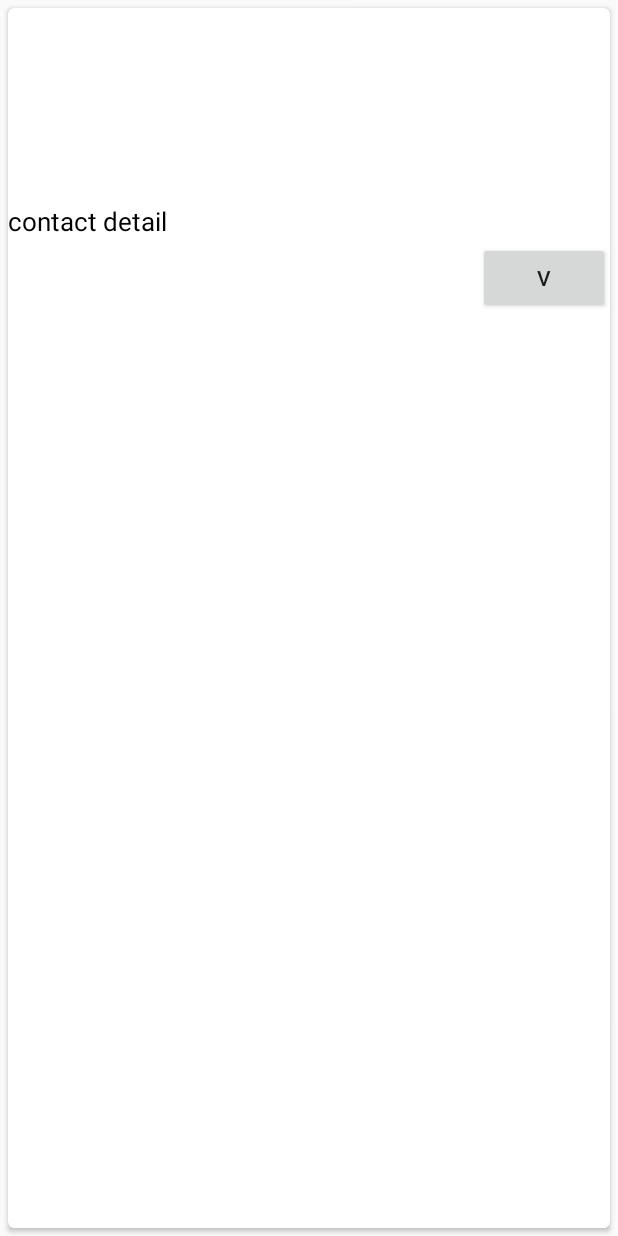
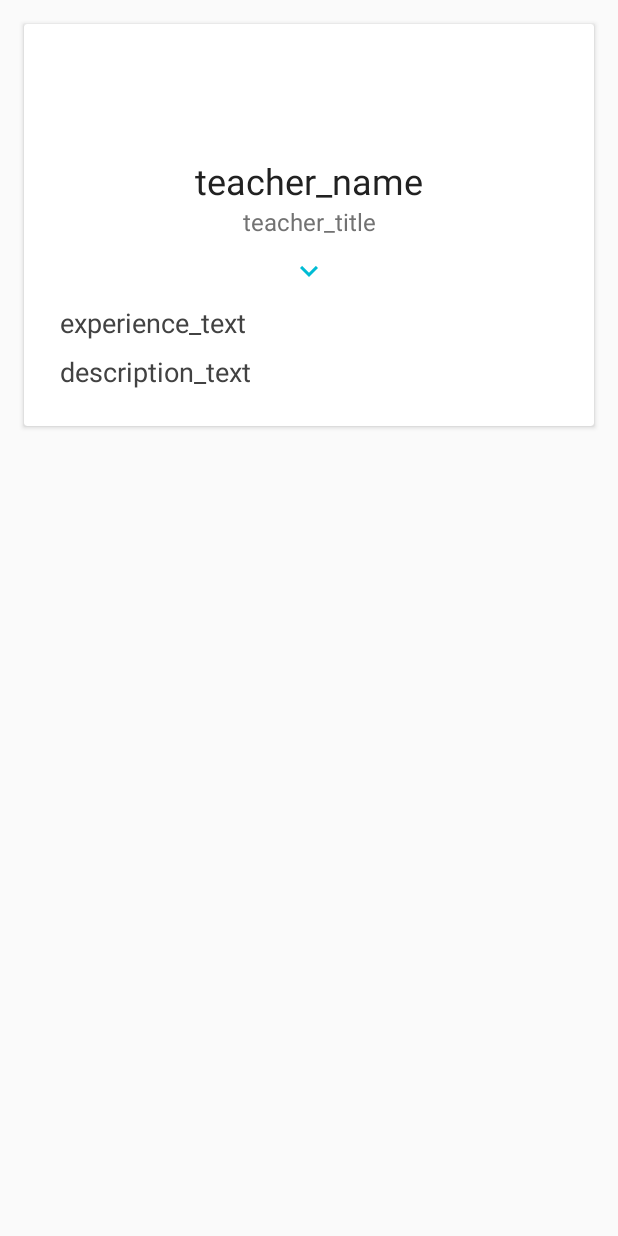
Before and after one commit to GiantCroissant/7Funs-Android, an Android app: the layout cardview_instructor_section_overview.xml on its own in the app's theme, with its tools: preview values and no code run, on a phone screen of 412 x 824 dp. Run offline under Robolectric (Android 15) with nearby library versions, the phone set to English and light mode, and no system bars.

Commit message:
Update UI

```diff
--- a/android7funs/app/src/main/kotlin/com/giantcroissant/sevenfuns/app/InstructorSectionOverviewFragment.kt
+++ b/android7funs/app/src/main/kotlin/com/giantcroissant/sevenfuns/app/InstructorSectionOverviewFragment.kt
@@ -1,5 +1,7 @@
 package com.giantcroissant.sevenfuns.app
 
+import android.graphics.drawable.Drawable
+import android.media.Image
 import android.net.Uri
 import android.os.Bundle
 import android.support.v4.app.Fragment
@@ -11,6 +13,7 @@ import android.view.View
 import android.view.ViewGroup
 import com.bumptech.glide.Glide
 import com.github.salomonbrys.kotson.fromJson
+import com.google.android.youtube.player.internal.i
 import com.google.gson.Gson
 import kotlinx.android.synthetic.main.cardview_instructor_section_overview.view.*
 import kotlinx.android.synthetic.main.fragment_instructor_section_overview.view.*
@@ -98,39 +101,29 @@ class InstructorSectionOverviewFragment : Fragment() {
             return ViewHolder(view)
         }
 
-        override fun onBindViewHolder(viewHolder: ViewHolder, i: Int) {
-            val r = instructorList[i]
+        override fun onBindViewHolder(viewHolder: ViewHolder, position: Int) {
+            val teacher = instructorList[position]
 
-            viewHolder.view.instructorSectionOverviewCardViewTitle?.text = r.name
-            val imagePath = "file:///android_asset/instructors/" + r.image + ".png"
+            viewHolder.view.teacher_name?.text = teacher.name
+            viewHolder.view.experience_text?.text = teacher.experience
+            viewHolder.view.description_text?.text = teacher.description
+            viewHolder.view.teacher_title?.text = teacher.currentTitle
+            viewHolder.view.teacher_title?.visibility = if (teacher.currentTitle.isEmpty()) View.GONE else View.VISIBLE
+            viewHolder.view.teacher_details_container.visibility = if (viewHolder.clicked) View.VISIBLE else View.GONE
 
+            val imagePath = "file:///android_asset/instructors/" + teacher.image + ".png"
             Glide.with(activity?.applicationContext)
                 .load(Uri.parse(imagePath))
                 .centerCrop()
                 .fitCenter()
-                .into(viewHolder.view.instructorSectionOverviewCardViewImage)
+                .into(viewHolder.view.teacher_image)
 
-            viewHolder.view.instructorSectionOverviewCardViewExpand?.setOnClickListener { x ->
-                if (viewHolder.clicked) {
-                    viewHolder.view.instructorSectionOverviewCardViewCurrentTitle?.text = ""
-                    viewHolder.view.instructorSectionOverviewCardViewExperience?.text = ""
-                    viewHolder.view.instructorSectionOverviewCardViewDescription?.text = ""
+            viewHolder.view.expand_button.setOnClickListener {
+                viewHolder.clicked = !viewHolder.clicked
 
-                    viewHolder.clicked = false
-
-                } else {
-                    viewHolder.view.instructorSectionOverviewCardViewCurrentTitle?.text = r.currentTitle
-                    viewHolder.view.instructorSectionOverviewCardViewExperience?.text = r.experience
-                    viewHolder.view.instructorSectionOverviewCardViewDescription?.text = r.description
-
-                    viewHolder.clicked = true
-                }
-                //                (activity as? AppCompatActivity)?.let {
-                //                    val intent = Intent(x.context, RecipesDetailActivity::class.java)
-                //                    intent?.putExtra("recipes", RecipesParcelable(r.id, r.title))
-                //
-                //                    x.context.startActivity(intent)
-                //                }
+                val src = if (viewHolder.clicked) R.drawable.ic_expand_less_black_24dp else R.drawable.ic_expand_more_black_24dp
+                viewHolder.view.expand_button.setImageResource(src)
+                viewHolder.view.teacher_details_container.visibility = if (viewHolder.clicked) View.VISIBLE else View.GONE
             }
         }
 
--- /dev/null
+++ b/android7funs/app/src/main/res/drawable/drawer_selectable_item_background.xml
@@ -0,0 +1,5 @@
+<?xml version="1.0" encoding="utf-8"?>
+<selector xmlns:android="http://schemas.android.com/apk/res/android">
+    <item android:drawable="@android:color/white" android:state_pressed="true"/>
+    <item android:drawable="@android:color/transparent"/>
+</selector>
--- a/android7funs/app/src/main/res/layout/activity_main.xml
+++ b/android7funs/app/src/main/res/layout/activity_main.xml
@@ -34,6 +34,7 @@
         android:layout_gravity="start"
         android:fitsSystemWindows="true"
         app:headerLayout="@layout/drawer_header"
-        app:menu="@menu/drawer"/>
+        app:menu="@menu/drawer"
+        app:theme="@style/NavigationDrawerStyle"/>
 
 </android.support.v4.widget.DrawerLayout>
--- a/android7funs/app/src/main/res/layout/cardview_instructor_section_overview.xml
+++ b/android7funs/app/src/main/res/layout/cardview_instructor_section_overview.xml
@@ -1,77 +1,85 @@
 <?xml version="1.0" encoding="utf-8"?>
 <android.support.v7.widget.CardView
+    android:id="@+id/recipesSectionOverviewCardView"
+    xmlns:android="http://schemas.android.com/apk/res/android"
     xmlns:card_view="http://schemas.android.com/apk/res-auto"
+    android:layout_width="match_parent"
+    android:layout_height="wrap_content"
+    android:layout_margin="@dimen/card_margin"
+    card_view:cardCornerRadius="@dimen/cardview_default_radius"
+    card_view:cardElevation="@dimen/cardview_default_elevation">
+
+    <LinearLayout
         xmlns:android="http://schemas.android.com/apk/res/android"
-        android:id="@+id/recipesSectionOverviewCardView"
         android:layout_width="match_parent"
-        android:layout_height="match_parent"
-        card_view:cardCornerRadius="4dp"
-        android:layout_margin="5dp">
-
-    <LinearLayout xmlns:android="http://schemas.android.com/apk/res/android"
-                  android:orientation="vertical"
-                  android:layout_width="match_parent"
-                  android:layout_height="match_parent">
+        android:layout_height="wrap_content"
+        android:orientation="vertical">
 
         <ImageView
-                android:id="@+id/instructorSectionOverviewCardViewImage"
-                android:layout_width="match_parent"
-                android:layout_height="128dp"
-                android:layout_gravity="center_vertical"
-                android:layout_marginRight="8dip"
+            android:id="@+id/teacher_image"
+            android:layout_width="64dp"
+            android:layout_height="64dp"
+            android:layout_gravity="center_horizontal"
+            android:layout_marginBottom="8dp"
+            android:layout_marginTop="16dp"
             android:duplicateParentState="true"/>
 
         <TextView
-                android:id="@+id/instructorSectionOverviewCardViewTitle"
+            android:id="@+id/teacher_name"
             android:layout_width="match_parent"
-                android:layout_height="28dp"
-                android:text="contact detail"
-                android:gravity="center_vertical"
-                android:textColor="@android:color/black"
-                android:textSize="17dp"/>
-
-        <RelativeLayout
-                android:layout_width="match_parent"
-                android:layout_height="60dp">
-
-            <Button
-                    android:theme="@style/Widget.AppCompat.Button.Borderless"
-                    android:layout_width="wrap_content"
             android:layout_height="wrap_content"
-                    android:text="V"
-                    android:id="@+id/instructorSectionOverviewCardViewExpand"
-                    android:layout_alignParentTop="true"
-                    android:layout_alignParentRight="true"
-                    android:layout_alignParentEnd="true"/>
-
-        </RelativeLayout>
+            android:gravity="center_horizontal"
+            android:text="teacher_name"
+            android:textColor="@color/primary_text"
+            android:textSize="24dp"/>
 
         <TextView
-                android:id="@+id/instructorSectionOverviewCardViewCurrentTitle"
+            android:id="@+id/teacher_title"
             android:layout_width="match_parent"
-                android:layout_height="28dp"
-                android:text=""
-                android:gravity="center_vertical"
-                android:textColor="@android:color/black"
-                android:textSize="14dp"/>
+            android:layout_height="wrap_content"
+            android:gravity="center_horizontal"
+            android:text="teacher_title"
+            android:textColor="@color/secondary_text"
+            android:textSize="16dp"/>
+
+        <ImageButton
+            android:id="@+id/expand_button"
+            android:layout_width="44dp"
+            android:layout_height="44dp"
+            android:layout_gravity="center_horizontal"
+            android:background="?attr/selectableItemBackground"
+            android:src="@drawable/ic_expand_more_black_24dp"
+            android:tint="@color/accent"/>
+
+        <LinearLayout
+            android:id="@+id/teacher_details_container"
+            android:layout_width="match_parent"
+            android:layout_height="wrap_content"
+            android:layout_marginBottom="24dp"
+            android:layout_marginLeft="24dp"
+            android:layout_marginRight="24dp"
+            android:orientation="vertical">
 
             <TextView
-                android:id="@+id/instructorSectionOverviewCardViewExperience"
+                android:id="@+id/experience_text"
                 android:layout_width="match_parent"
-                android:layout_height="28dp"
-                android:text=""
+                android:layout_height="wrap_content"
+                android:layout_marginBottom="8dp"
                 android:gravity="center_vertical"
-                android:textColor="@android:color/black"
-                android:textSize="14dp"/>
+                android:text="experience_text"
+                android:textColor="@color/secondary_text_dark"
+                android:textSize="18dp"/>
 
             <TextView
-                android:id="@+id/instructorSectionOverviewCardViewDescription"
+                android:id="@+id/description_text"
                 android:layout_width="match_parent"
-                android:layout_height="28dp"
-                android:text=""
+                android:layout_height="wrap_content"
                 android:gravity="center_vertical"
-                android:textColor="@android:color/black"
-                android:textSize="14dp"/>
+                android:text="description_text"
+                android:textColor="@color/secondary_text_dark"
+                android:textSize="18dp"/>
+
+        </LinearLayout>
 
     </LinearLayout>
 
--- a/android7funs/app/src/main/res/layout/drawer_header.xml
+++ b/android7funs/app/src/main/res/layout/drawer_header.xml
@@ -11,21 +11,25 @@
     <ImageView
         android:layout_width="64dp"
         android:layout_height="64dp"
+        android:layout_marginBottom="10dp"
         android:layout_marginTop="25dp"
-        android:layout_marginBottom="10dp"
         android:src="@drawable/rounded_corners"/>
 
     <TextView
         android:layout_width="match_parent"
         android:layout_height="wrap_content"
         android:text="@string/drawer_header_title"
-        android:textAppearance="@style/TextAppearance.AppCompat.Headline"/>
+        android:textSize="24sp"
+        />
+    <!--android:textAppearance="@style/TextAppearance.AppCompat.Headline"/>-->
 
     <TextView
         android:layout_width="match_parent"
         android:layout_height="wrap_content"
         android:text="東風衛視：每週一至週五 下午五點"
-        android:textAppearance="@style/TextAppearance.AppCompat.Body1"/>
+        android:textSize="15sp"
+        />
+    <!--android:textAppearance="@style/TextAppearance.AppCompat.Body1"-->
 
     <!--<TextView-->
     <!--android:layout_width="match_parent"-->
--- a/android7funs/app/src/main/res/values/styles.xml
+++ b/android7funs/app/src/main/res/values/styles.xml
@@ -5,10 +5,16 @@
     <style name="BaseTheme" parent="Theme.AppCompat.Light.NoActionBar">
         <item name="colorPrimary">@color/primary</item>
         <item name="colorPrimaryDark">@color/primary_dark</item>
-        <item name="colorControlHighlight">@color/accent_translucent</item>
+        <item name="colorControlHighlight">@color/control_hightlight</item>
         <item name="colorAccent">@color/accent</item>
         <item name="selectableItemBackground">@drawable/selectable_item_background</item>
         <item name="android:selectableItemBackground">@drawable/selectable_item_background</item>
+        <item name="colorButtonNormal">@android:color/transparent</item>
+        <item name="buttonTint">@color/accent</item>
+    </style>
+
+    <style name="NavigationDrawerStyle">
+        <item name="android:textSize">18sp</item>
     </style>
 
     <style name="Widget.CardContent" parent="android:Widget">
@@ -22,10 +28,12 @@
     <color name="primary">#FF5722</color>
     <color name="primary_dark">#E64A19</color>
     <color name="accent">#00BCD4</color>
-    <color name="accent_translucent">#FAFAFA</color>
+    <color name="accent_translucent">#D1D6E7</color>
     <color name="accent_bright">#43a8a1</color>
+    <color name="control_hightlight">#fafafa</color>
     <color name="primary_text">#212121</color>
     <color name="secondary_text">#727272</color>
+    <color name="secondary_text_dark">#424242</color>
     <color name="divider_color">#B6B6B6</color>
 
 </resources>
```
Also changed, not shown: android7funs/app/src/main/res/menu/drawer.xml (+9 -7 lines), android7funs/app/src/main/res/drawable-hdpi/ic_expand_less_black_24dp.png (added), android7funs/app/src/main/res/drawable-hdpi/ic_expand_more_black_24dp.png (added), android7funs/app/src/main/res/drawable-mdpi/ic_expand_less_black_24dp.png (added), android7funs/app/src/main/res/drawable-mdpi/ic_expand_more_black_24dp.png (added), android7funs/app/src/main/res/drawable-xhdpi/ic_expand_less_black_24dp.png (added), android7funs/app/src/main/res/drawable-xhdpi/ic_expand_more_black_24dp.png (added), android7funs/app/src/main/res/drawable-xxhdpi/ic_expand_less_black_24dp.png (added), android7funs/app/src/main/res/drawable-xxhdpi/ic_expand_more_black_24dp.png (added), android7funs/app/src/main/res/drawable-xxxhdpi/ic_expand_less_black_24dp.png (added), android7funs/app/src/main/res/drawable-xxxhdpi/ic_expand_more_black_24dp.png (added). Lines whose indentation alone changed are shown as unchanged.
